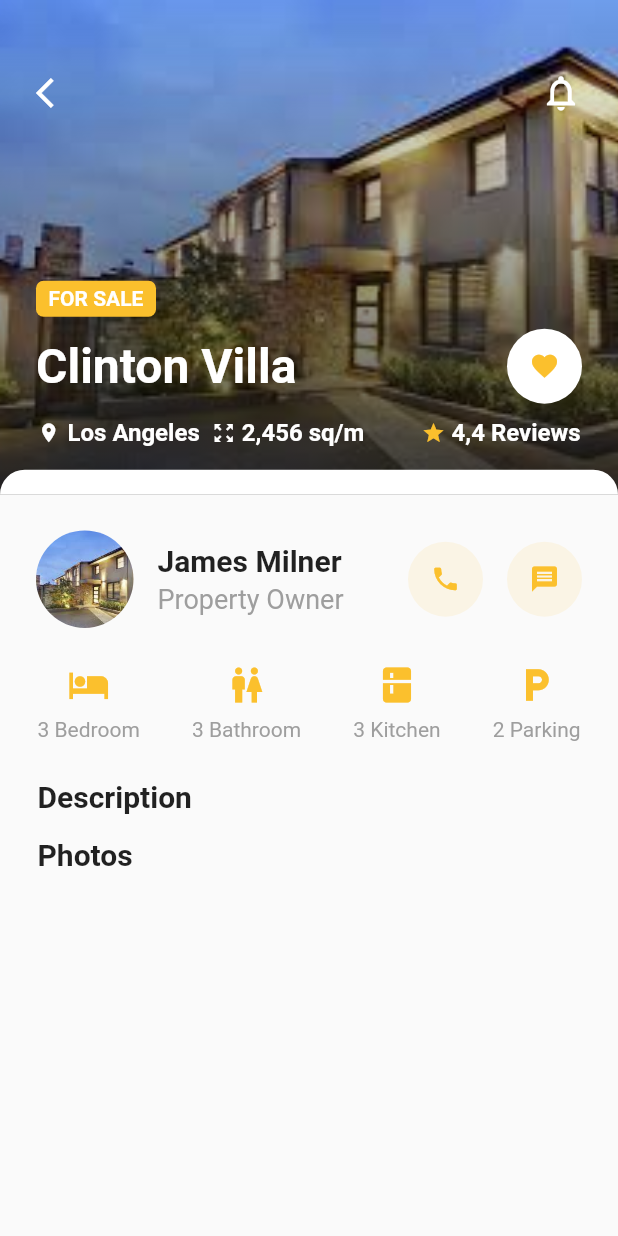
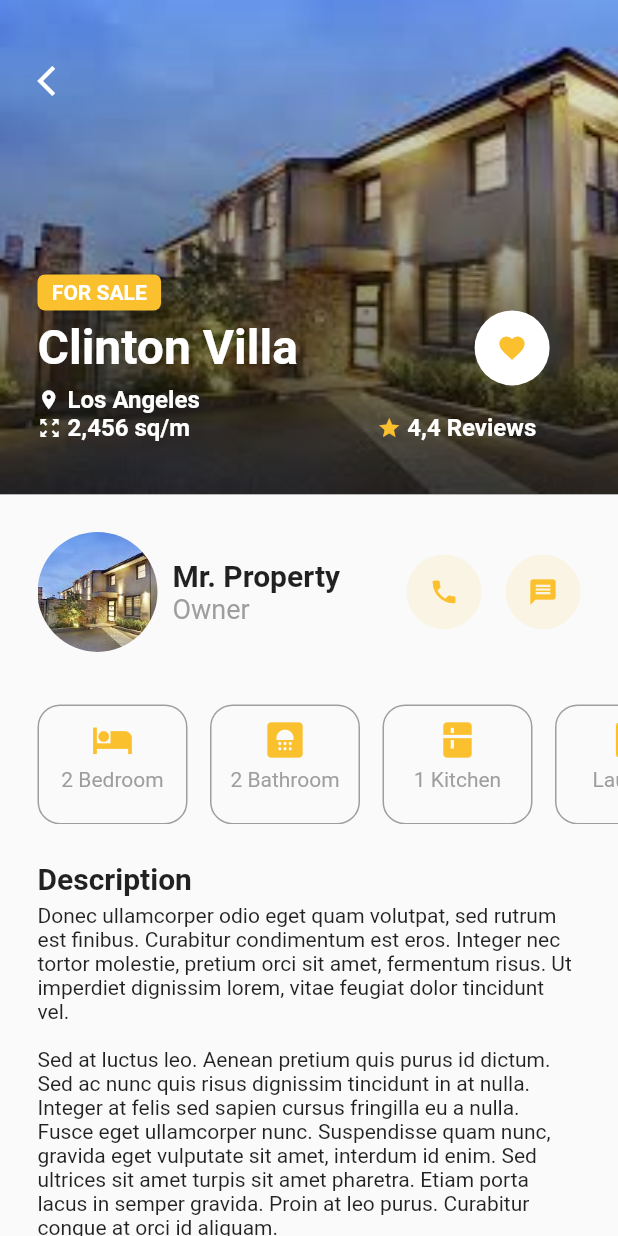
Before and after one commit to pbmena/real_state_app, a Flutter app: the PropertyDetailsScreen screen opened directly with sample values from the repository, on a phone screen of 412 x 824 dp. Run offline on Flutter 3.47's test engine with Material 2 defaults, Android fonts, the light colour scheme and no system bars.

Commit message:
property features & description

```diff
--- a/lib/main.dart
+++ b/lib/main.dart
@@ -1,5 +1,4 @@
 import 'package:flutter/material.dart';
-import 'package:flutter/cupertino.dart';
 import 'package:real_state_app/routes/route_generator.dart';
 
 void main() {
@@ -12,9 +11,9 @@ class MyApp extends StatelessWidget {
     return MaterialApp(
       debugShowCheckedModeBanner: false,
       title: 'Real State App',
-      theme: ThemeData(
+      /* theme: ThemeData(
         visualDensity: VisualDensity.adaptivePlatformDensity,
-      ),
+      ), */
       initialRoute: '/',
       onGenerateRoute: RouteGenerator.generateRoute,
     );
--- /dev/null
+++ b/lib/models/features_data.dart
@@ -0,0 +1,19 @@
+import 'package:flutter/material.dart';
+
+final textFeatures = [
+  "2 Bedroom",
+  "2 Bathroom",
+  "1 Kitchen",
+  "Laundry",
+  "Wi-Fi",
+  "1 Parking"
+];
+
+final iconFeatures = <IconData>{
+  Icons.hotel,
+  Icons.bathroom,
+  Icons.kitchen,
+  Icons.local_laundry_service,
+  Icons.wifi,
+  Icons.local_parking,
+};
--- /dev/null
+++ b/lib/models/models.dart
@@ -0,0 +1,2 @@
+export '../models/property_data.dart';
+export '../models/features_data.dart';
--- a/lib/models/property_data.dart
+++ b/lib/models/property_data.dart
@@ -6,8 +6,6 @@ class PropertyData {
   final String sqm;
   final String review;
   final String description;
-  /* final String rentImages;
-  final String saleImage; */
   final String imageProperty;
 
   PropertyData({
@@ -18,8 +16,6 @@ class PropertyData {
     required this.sqm,
     required this.review,
     required this.description,
-    /* this.rentImages,
-    this.saleImage, */
     required this.imageProperty,
   });
 }
--- a/lib/pages/property_details.dart
+++ b/lib/pages/property_details.dart
@@ -1,6 +1,8 @@
 import 'package:flutter/material.dart';
 
 import '../models/property_data.dart';
+import '../utils/constants.dart';
+import '../widgets/widgets.dart';
 
 class PropertyDetailsScreen extends StatelessWidget {
   PropertyDetailsScreen({Key? key, required this.property}) : super(key: key);
@@ -342,20 +344,21 @@ class PropertyDetailsScreen extends StatelessWidget {
   }
 
   Widget buildPropertyDetails() => SliverToBoxAdapter(
+        child: Container(
           child: Column(
             crossAxisAlignment: CrossAxisAlignment.start,
             mainAxisAlignment: MainAxisAlignment.center,
             children: [
               Padding(
-              padding: EdgeInsets.all(24),
+                padding: EdgeInsets.all(25),
                 child: Row(
                   mainAxisAlignment: MainAxisAlignment.spaceBetween,
                   children: [
                     Row(
                       children: [
                         Container(
-                        height: 65,
-                        width: 65,
+                          height: 80,
+                          width: 80,
                           decoration: BoxDecoration(
                             image: DecorationImage(
                               image: AssetImage(property.imageProperty),
@@ -364,20 +367,20 @@ class PropertyDetailsScreen extends StatelessWidget {
                             shape: BoxShape.circle,
                           ),
                         ),
-                      SizedBox(width: 16),
+                        SizedBox(width: 10),
                         Column(
                           crossAxisAlignment: CrossAxisAlignment.start,
                           children: [
                             Text(
-                            "James Milner",
+                              "Mr. Property",
                               style: TextStyle(
                                 fontSize: 20,
                                 fontWeight: FontWeight.bold,
                               ),
                             ),
-                          SizedBox(height: 4),
+                            //SizedBox(height: 2),
                             Text(
-                            "Property Owner",
+                              "Owner",
                               style: TextStyle(
                                 fontSize: 18,
                                 color: Colors.grey[500],
@@ -422,26 +425,38 @@ class PropertyDetailsScreen extends StatelessWidget {
                   ],
                 ),
               ),
-            Padding(
-              padding: EdgeInsets.only(left: 25, right: 25, bottom: 25),
+              SizedBox(height: 10),
+              PropertyFeatures(),
+              SizedBox(height: 25),
+
+              /* Padding(
+                padding: EdgeInsets.only(left: 25, right: 25, bottom: 30),
                 child: Row(
                   mainAxisAlignment: MainAxisAlignment.spaceBetween,
                   children: [
-                  buildFeature(Icons.hotel, "3 Bedroom"),
-                  buildFeature(Icons.wc, "3 Bathroom"),
-                  buildFeature(Icons.kitchen, "3 Kitchen"),
-                  buildFeature(Icons.local_parking, "2 Parking"),
+                    buildFeature(Icons.hotel, "2 Bedroom"),
+                    buildFeature(Icons.wc, "2 Bathroom"),
+                    buildFeature(Icons.kitchen, "2 Kitchen"),
+                    buildFeature(Icons.local_parking, "1 Parking"),
                   ],
                 ),
-            ),
+              ), */
               Padding(
-              padding: EdgeInsets.only(left: 25, right: 25, bottom: 16),
-              child: Text(
+                padding: EdgeInsets.only(left: 25, right: 25, bottom: 25),
+                child: Column(
+                  mainAxisAlignment: MainAxisAlignment.start,
+                  crossAxisAlignment: CrossAxisAlignment.start,
+                  children: [
+                    Text(
                       "Description",
                       style: TextStyle(
                         fontSize: 20,
                         fontWeight: FontWeight.bold,
                       ),
+                    ),
+                    SizedBox(height: 5),
+                    Text(PROPERTY_DESCRIPTION)
+                  ],
                 ),
               ),
               Padding(
@@ -466,6 +481,7 @@ class PropertyDetailsScreen extends StatelessWidget {
                         ),
                       ), */
             ],
+          ),
         ),
       );
 
@@ -536,8 +552,8 @@ class CustomAppBarDelegate extends SliverPersistentHeaderDelegate {
       fit: StackFit.expand,
       clipBehavior: Clip.hardEdge,
       children: [
-        backgroundHeader(shrinkOffset, size),
-        headerSpace(shrinkOffset, size, context),
+        Positioned(child: backgroundHeader(shrinkOffset, size)),
+        Positioned(top: 10, child: headerSpace(shrinkOffset, size, context)),
       ],
     );
   }
@@ -549,13 +565,15 @@ class CustomAppBarDelegate extends SliverPersistentHeaderDelegate {
         opacity: disappear(shrinkOffset),
         child: Container(
           height: size.height * 0.35,
+          child: Padding(
+            padding: const EdgeInsets.symmetric(horizontal: 25, vertical: 12),
             child: Column(
+              mainAxisAlignment: MainAxisAlignment.spaceBetween,
               crossAxisAlignment: CrossAxisAlignment.start,
               children: [
                 Padding(
-                padding: EdgeInsets.symmetric(horizontal: 24, vertical: 48),
+                  padding: const EdgeInsets.symmetric(vertical: 20),
                   child: Row(
-                  mainAxisAlignment: MainAxisAlignment.spaceBetween,
                     children: [
                       GestureDetector(
                         onTap: () {
@@ -567,25 +585,23 @@ class CustomAppBarDelegate extends SliverPersistentHeaderDelegate {
                           size: 24,
                         ),
                       ),
-                    Icon(
+                      /* Icon(
                         Icons.notifications_none,
                         color: Colors.white,
                         size: 28,
-                    ),
+                      ), */
                     ],
                   ),
                 ),
-              Expanded(child: Container()),
-              Padding(
-                padding: EdgeInsets.symmetric(horizontal: 24, vertical: 8),
-                child: Container(
+                SizedBox(height: size.height / 8.5),
+                Container(
                   decoration: BoxDecoration(
                     color: Colors.yellow[700],
                     borderRadius: BorderRadius.all(
                       Radius.circular(5),
                     ),
                   ),
-                  width: 80,
+                  width: size.width / 5.0,
                   padding: EdgeInsets.symmetric(vertical: 4),
                   child: Center(
                     child: Text(
@@ -598,11 +614,8 @@ class CustomAppBarDelegate extends SliverPersistentHeaderDelegate {
                     ),
                   ),
                 ),
-              ),
-              Padding(
-                padding: EdgeInsets.symmetric(horizontal: 24),
-                child: Row(
-                  mainAxisAlignment: MainAxisAlignment.spaceBetween,
+                Row(
+                  crossAxisAlignment: CrossAxisAlignment.center,
                   children: [
                     Text(
                       property.address,
@@ -612,6 +625,7 @@ class CustomAppBarDelegate extends SliverPersistentHeaderDelegate {
                         fontWeight: FontWeight.bold,
                       ),
                     ),
+                    SizedBox(width: size.width / 3.5),
                     Container(
                       height: 50,
                       width: 50,
@@ -629,13 +643,6 @@ class CustomAppBarDelegate extends SliverPersistentHeaderDelegate {
                     ),
                   ],
                 ),
-              ),
-              Padding(
-                padding:
-                    EdgeInsets.only(left: 25, top: 10, right: 25, bottom: 15),
-                child: Row(
-                  mainAxisAlignment: MainAxisAlignment.spaceBetween,
-                  children: [
                 Row(
                   children: [
                     Icon(
@@ -652,7 +659,13 @@ class CustomAppBarDelegate extends SliverPersistentHeaderDelegate {
                         fontWeight: FontWeight.bold,
                       ),
                     ),
-                        SizedBox(width: 8),
+                  ],
+                ),
+                Row(
+                  mainAxisAlignment: MainAxisAlignment.spaceBetween,
+                  children: [
+                    Row(
+                      children: [
                         Icon(
                           Icons.zoom_out_map,
                           color: Colors.white,
@@ -669,6 +682,7 @@ class CustomAppBarDelegate extends SliverPersistentHeaderDelegate {
                         ),
                       ],
                     ),
+                    SizedBox(width: size.width / 3.3),
                     Row(
                       children: [
                         Icon(
@@ -689,8 +703,7 @@ class CustomAppBarDelegate extends SliverPersistentHeaderDelegate {
                     ),
                   ],
                 ),
-              ),
-              Align(
+                /* Align(
                   alignment: Alignment.bottomCenter,
                   child: Container(
                     height: size.height * 0.02,
@@ -702,8 +715,9 @@ class CustomAppBarDelegate extends SliverPersistentHeaderDelegate {
                       ),
                     ),
                   ),
-              )
+                ) */
               ],
+            ),
           ),
         ),
       );
@@ -715,7 +729,7 @@ class CustomAppBarDelegate extends SliverPersistentHeaderDelegate {
             Hero(
               tag: "imgProp", //"property.imageProperty",
               child: Container(
-                height: size.height * 0.5,
+                //height: size.height * 0.5,
                 decoration: BoxDecoration(
                   image: DecorationImage(
                     image: AssetImage(property.imageProperty),
--- a/lib/routes/route_generator.dart
+++ b/lib/routes/route_generator.dart
@@ -3,7 +3,7 @@ import 'package:real_state_app/pages/home/home_screen.dart';
 
 class RouteGenerator {
   static Route<dynamic> generateRoute(RouteSettings settings) {
-    final args = settings.arguments;
+    //final args = settings.arguments;
 
     switch (settings.name) {
       case '/':
--- /dev/null
+++ b/lib/utils/constants.dart
@@ -0,0 +1,2 @@
+const PROPERTY_DESCRIPTION =
+    "Donec ullamcorper odio eget quam volutpat, sed rutrum est finibus. Curabitur condimentum est eros. Integer nec tortor molestie, pretium orci sit amet, fermentum risus. Ut imperdiet dignissim lorem, vitae feugiat dolor tincidunt vel.\n\nSed at luctus leo. Aenean pretium quis purus id dictum. Sed ac nunc quis risus dignissim tincidunt in at nulla. Integer at felis sed sapien cursus fringilla eu a nulla. Fusce eget ullamcorper nunc. Suspendisse quam nunc, gravida eget vulputate sit amet, interdum id enim. Sed ultrices sit amet turpis sit amet pharetra. Etiam porta lacus in semper gravida. Proin at leo purus. Curabitur congue at orci id aliquam.";
--- /dev/null
+++ b/lib/utils/utils.dart
@@ -0,0 +1,2 @@
+export '../utils/constants.dart';
+export '../utils/styles.dart';
--- /dev/null
+++ b/lib/widgets/property_features.dart
@@ -0,0 +1,62 @@
+import 'package:flutter/material.dart';
+import '../models/models.dart';
+
+class PropertyFeatures extends StatelessWidget {
+  const PropertyFeatures({Key? key}) : super(key: key);
+
+  @override
+  Widget build(BuildContext context) {
+    return Container(
+      height: 80,
+      child: ListView.builder(
+          physics: BouncingScrollPhysics(),
+          scrollDirection: Axis.horizontal,
+          shrinkWrap: true,
+          padding: EdgeInsets.only(left: 25),
+          itemCount: textFeatures.length,
+          itemBuilder: (context, index) {
+            return buildFeatureList(
+              iconFeatures.elementAt(index),
+              textFeatures[index],
+            );
+          }),
+    );
+  }
+
+  Widget buildFeatureList(IconData iconData, String text) {
+    return Container(
+      width: 100,
+      padding: EdgeInsets.only(top: 5),
+      margin: EdgeInsets.only(right: 15),
+      decoration: BoxDecoration(
+        borderRadius: BorderRadius.all(
+          Radius.circular(15),
+        ),
+        border: Border.all(
+          color: Colors.grey,
+          width: 1,
+        ),
+      ),
+      child: Center(
+        child: Column(
+          children: [
+            SizedBox(height: 4),
+            Icon(
+              iconData,
+              color: Colors.yellow[700],
+              size: 28,
+            ),
+            SizedBox(height: 4),
+            Text(
+              text,
+              style: TextStyle(
+                color: Colors.grey[500],
+                fontSize: 14,
+              ),
+            ),
+          ],
+        ),
+      ),
+    );
+  }
+}
--- /dev/null
+++ b/lib/widgets/widgets.dart
@@ -0,0 +1,6 @@
+export '../widgets/bottom_sheet.dart';
+export '../widgets/chip.dart';
+export '../widgets/property_card.dart';
+export '../widgets/property_features.dart';
+export '../widgets/search_bar.dart';
+export '../widgets/search_bar.dart';
```
Also changed, not shown: lib/pages/details.dart (deleted, +0 -378 lines), lib/pages/home/home_screen.dart (+14 -18 lines), lib/widgets/property_card.dart (+15 -2 lines), lib/utils/styles.dart (renamed from lib/styles.dart), 2 other files. Lines whose indentation alone changed are shown as unchanged.
